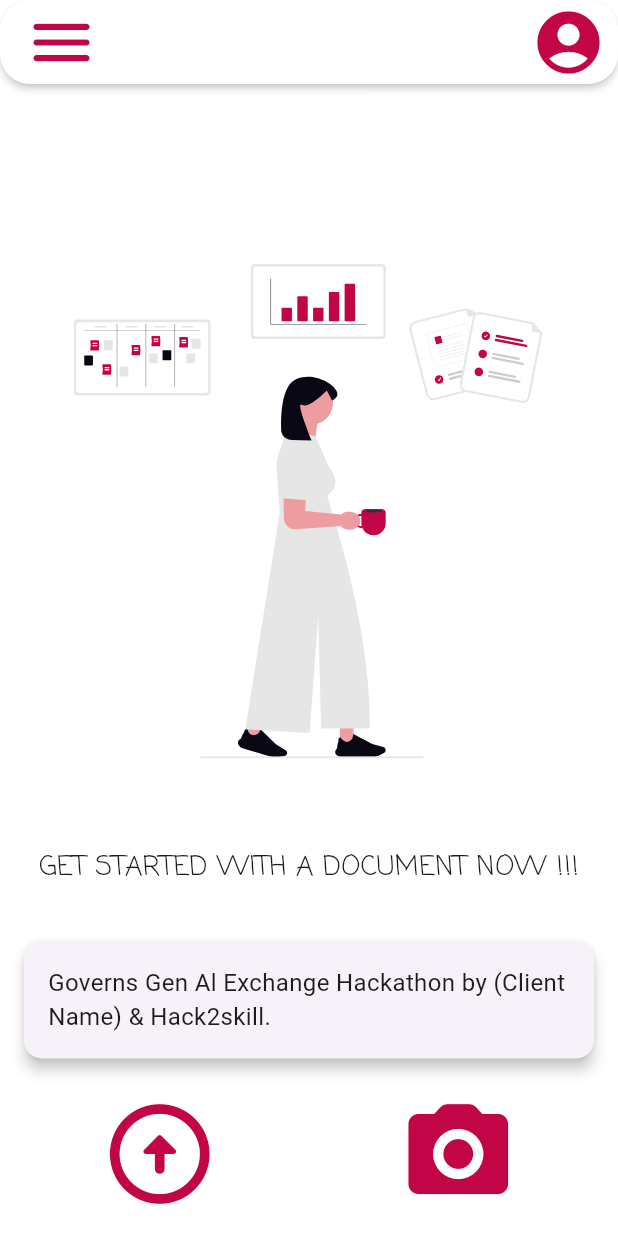
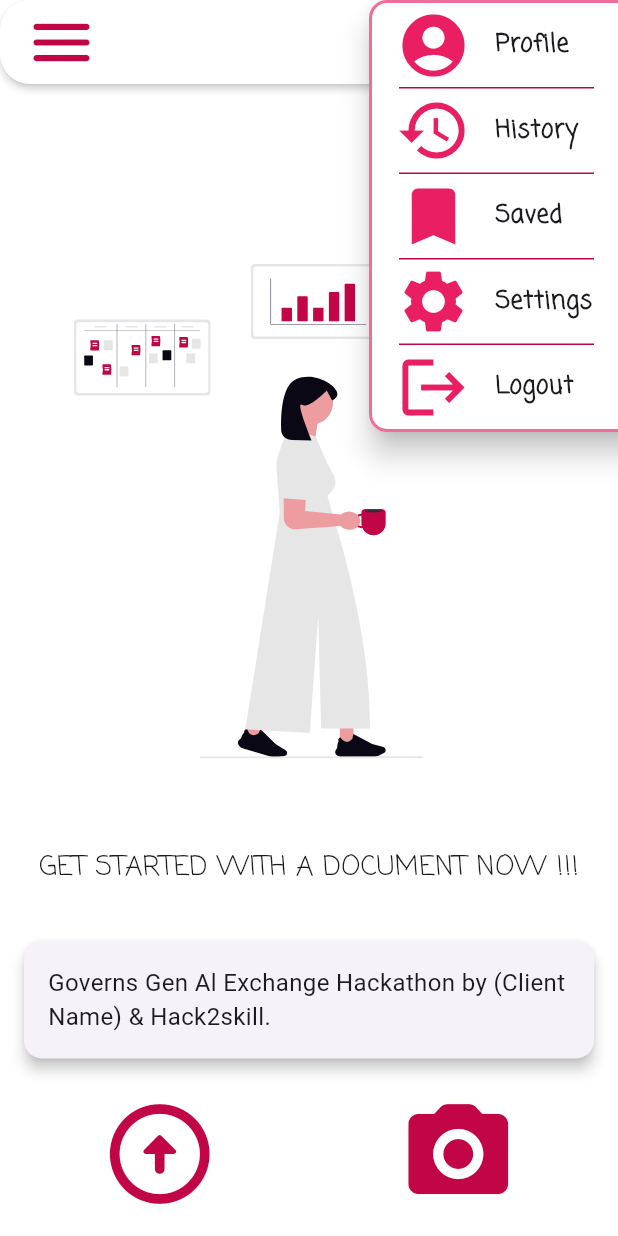
Before and after one commit to theteamgenaihackathon-coder/Unroll-Legal-Doc-Simplifier, a Flutter app: the HomePage screen opened directly, after a tap on the "account circle" icon, on a phone screen of 412 x 824 dp. Run offline on Flutter 3.47's test engine with Material 3 defaults, Android fonts, the phone set to English and light mode, and no system bars; our stand-ins replace cloud_firestore, firebase_auth, firebase_core, firebase_storage, flutter_svg, google_sign_in and 1 more; accounts and stored records are empty.

Commit message:
u made the camera button fuctionwork ,logout and some ui in profile part

```diff
--- a/lib/main.dart
+++ b/lib/main.dart
@@ -5,7 +5,7 @@
 import 'package:firebase_core/firebase_core.dart';
 import 'package:firebase_auth/firebase_auth.dart';
 import 'firebase_options.dart';
-import 'package:google_sign_in/google_sign_in.dart';
+import "menu_popup.dart";
 
 const Color ourRed = Color(0xFFC10547);
 void main() async {
@@ -13,7 +13,8 @@
   await Firebase.initializeApp(options: DefaultFirebaseOptions.currentPlatform);
 
   await FirebaseAuth.instance.signOut();
-  await GoogleSignIn.instance.signOut();
+
+  //await GoogleSignIn().signOut();//to be replaced with the logout thing
 
   runApp(const MyApp());
 }
@@ -50,9 +51,36 @@
         elevation: 2,
         shadowColor: Colors.black.withAlpha(200),
         leading: menuButton(),
-        actions: [accountButton()],
+        // actions: [accountButton()],
         title: Text(""),
         centerTitle: true,
+
+        actions: [
+          const SizedBox(width: 0), // spacing before the button
+          Builder(
+            builder: (context) => AccountButton(
+              onProfile: () {
+                print('Profile tapped');
+              },
+              onLogout: () async {
+  try {
+    await signOutFromGoogle(); // your helper method
+    Navigator.pushReplacement(
+      context,
+      MaterialPageRoute(builder: (_) => const LoginView()),
+    );
+  } catch (e) {
+    ScaffoldMessenger.of(context).showSnackBar(
+      SnackBar(content: Text("Logout failed: $e")),
+    );
+  }
+},
+
+            ),
+          ),
+
+          const SizedBox(width: 0), // spacing after the button
+        ],
       ),
       body: HomeBody(),
       backgroundColor: Colors.white,
--- /dev/null
+++ b/lib/menu_popup.dart
@@ -0,0 +1,140 @@
+import 'package:flutter/material.dart';
+
+class AccountButton extends StatefulWidget {
+  final VoidCallback? onLogout;
+  final VoidCallback? onProfile;
+  const AccountButton({super.key, this.onProfile, this.onLogout});
+
+  @override
+  State<AccountButton> createState() => _AccountButtonState();
+}
+
+class _AccountButtonState extends State<AccountButton> {
+  final LayerLink _layerLink = LayerLink();
+  OverlayEntry? _overlayEntry;
+
+  void _toggleDropdown() {
+    if (_overlayEntry == null) {
+      _overlayEntry = _createOverlayEntry();
+      Overlay.of(context).insert(_overlayEntry!);
+    } else {
+      _overlayEntry?.remove();
+      _overlayEntry = null;
+    }
+  }
+
+  OverlayEntry _createOverlayEntry() {
+    RenderBox renderBox = context.findRenderObject() as RenderBox;
+    final size = renderBox.size;
+    final offset = renderBox.localToGlobal(Offset.zero);
+
+    return OverlayEntry(
+      builder: (context) => Stack(
+        children: [
+          // Transparent barrier to dismiss dropdown when tapping outside
+          GestureDetector(
+            behavior: HitTestBehavior.translucent,
+            onTap: _toggleDropdown,
+            child: Container(
+              color: Colors.transparent,
+              width: MediaQuery.of(context).size.width,
+              height: MediaQuery.of(context).size.height,
+            ),
+          ),
+          Positioned(
+            left: offset.dx,
+            top: offset.dy + size.height,
+            width: 220,
+            child: CompositedTransformFollower(
+              link: _layerLink,
+              offset: const Offset(-100, 0),
+              child: SizedBox(
+                width: 220,
+                child: Material(
+                  elevation: 8,
+                  borderRadius: BorderRadius.circular(12),
+                  color: Colors.white,
+                  child: Container(
+                    decoration: BoxDecoration(
+                      color: Colors.white,
+                      borderRadius: BorderRadius.circular(12),
+                      border: Border.all(
+                        color: const Color.fromRGBO(238, 109, 154, 1),
+                        width: 2,
+                      ),
+                    ),
+                    child: Column(
+                      mainAxisSize: MainAxisSize.min,
+                      children: _buildMenuItemsWithDividers([
+                        _buildMenuItem(Icons.account_circle_rounded, 'Profile', widget.onProfile),
+                        _buildMenuItem(Icons.history, 'History', null),
+                        _buildMenuItem(Icons.bookmark, 'Saved', null),
+                        _buildMenuItem(Icons.settings, 'Settings', null),
+                        _buildMenuItem(Icons.logout, 'Logout', widget.onLogout),
+                      ]),
+                    ),
+                  ),
+                ),
+              ),
+            ),
+          ),
+        ],
+      ),
+    );
+  }
+
+  Widget _buildMenuItem(IconData icon, String label, VoidCallback? action) {
+    return ListTile(
+      leading: Icon(icon, color: Colors.pink, size: 50),
+     title: Text(
+  label,
+  style: TextStyle(
+    fontFamily: 'ComingSoon',
+    fontWeight: FontWeight.w600, // or FontWeight.bold, FontWeight.w500, etc.
+  ),
+),
+
+      onTap: () {
+        action?.call();
+        _toggleDropdown();
+      },
+    );
+  }
+
+  @override
+  Widget build(BuildContext context) {
+    return CompositedTransformTarget(
+      link: _layerLink,
+      child: IconButton(
+        icon: const Icon(Icons.account_circle_rounded, size: 50, color: Colors.pink),
+        onPressed: _toggleDropdown,
+      ),
+    );
+  }
+
+  List<Widget> _buildMenuItemsWithDividers(List<Widget> items) {
+    List<Widget> separated = [];
+    for (int i = 0; i < items.length; i++) {
+      separated.add(items[i]);
+      if (i != items.length - 1) {
+        separated.add(
+          Row(
+            mainAxisAlignment: MainAxisAlignment.center,
+            children: [
+              SizedBox(
+                width: 180,
+                child: Divider(
+                  endIndent: 50,
+                  height: 1,
+                  thickness: 1,
+                  color: const Color.fromRGBO(193, 5, 71, 1),
+                ),
+              ),
+            ],
+          ),
+        );
+      }
+    }
+    return separated;
+  }
+}
--- a/lib/widgets.dart
+++ b/lib/widgets.dart
@@ -2,6 +2,8 @@
 import 'package:flutter_svg/svg.dart';
 import 'package:legal_doc_simplifier/buttons.dart';
 import 'package:legal_doc_simplifier/text_doc_from_json.dart';
+import 'package:image_picker/image_picker.dart';
+
 
 const Color ourRed = Color(0xFFC10547);
 
@@ -34,9 +36,22 @@
         ),
         FirstPointCard(),
         Row(
-          mainAxisAlignment: MainAxisAlignment.center,
-          children: [uploadButton(), addSpace(context, 0.25), cameraButton()],
-        ),
+  mainAxisAlignment: MainAxisAlignment.center,
+  children: [
+    uploadButton(),
+    addSpace(context, 0.25),
+    cameraButton(() async {
+      final pickedFile = await ImagePicker().pickImage(source: ImageSource.camera);
+      if (pickedFile != null) {
+        ScaffoldMessenger.of(context).showSnackBar(
+          SnackBar(content: Text("Image captured!")),
+        );
+        // You can also store or navigate with the image here
+      }
+    }),
+  ],
+),
+
       ],
     );
   }
```
Also changed, not shown: lib/buttons.dart (+158 -41 lines), lib/login_view.dart (+15 -5 lines), pubspec.yaml (+11 -5 lines), pubspec.lock.
